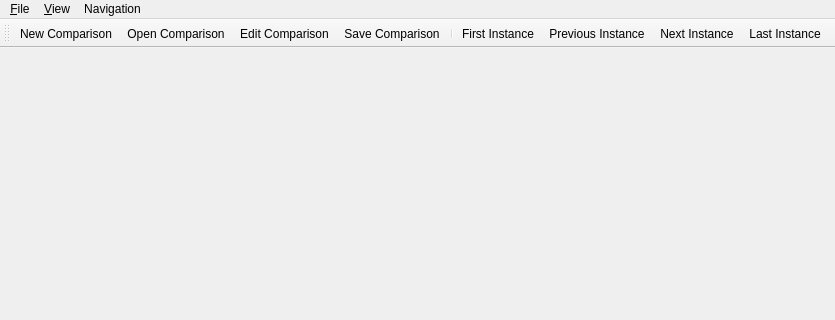
Qt form MainWindow.ui (wsmigaj/Cameleon) before a commit; both pictures show x 0 to 835 and y 0 to 320 of the 835 by 604 pixel window.
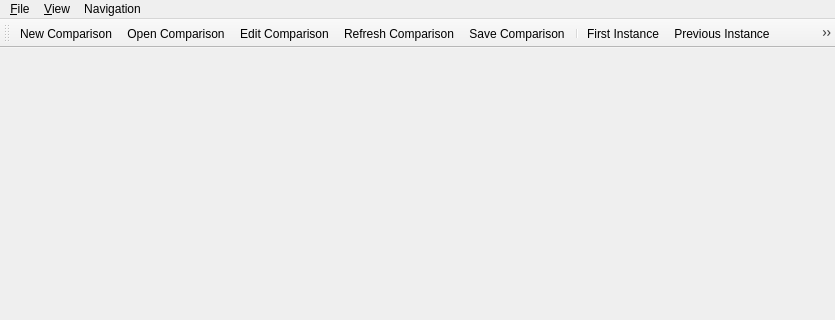
The same form after that commit. Custom widgets are drawn as their Qt base class.

Commit message: Add a Refresh action.

What changed in the file:
```diff
--- a/MainWindow.ui
+++ b/MainWindow.ui
@@ -80,6 +80,7 @@
    <addaction name="actionNewComparison"/>
    <addaction name="actionOpenComparison"/>
    <addaction name="actionEditComparison"/>
+   <addaction name="actionRefreshComparison"/>
    <addaction name="actionSaveComparison"/>
    <addaction name="separator"/>
    <addaction name="actionFirstInstance"/>
@@ -194,6 +195,14 @@
     <string>End</string>
    </property>
   </action>
+  <action name="actionRefreshComparison">
+   <property name="text">
+    <string>&amp;Refresh Comparison</string>
+   </property>
+   <property name="shortcut">
+    <string>F5</string>
+   </property>
+  </action>
  </widget>
  <layoutdefault spacing="6" margin="11"/>
  <customwidgets>
```
Left out of the diff: 4 changed lines with no effect on the pictures. The commit also changes 3 other files.
